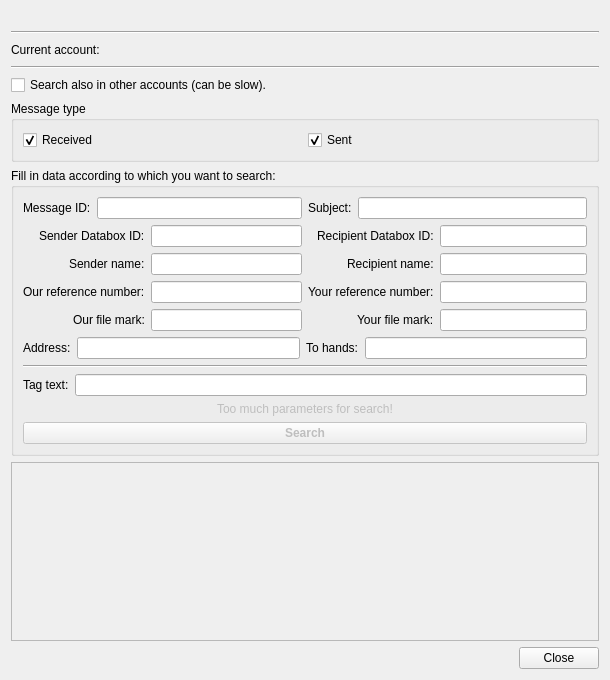
Old version of the form src/gui/ui/dlg_msg_search.ui in the repository psakar/datovka.
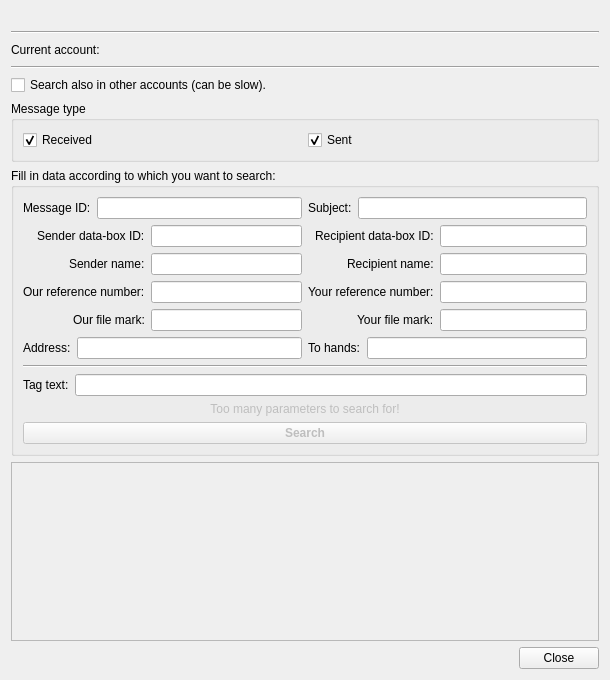
New version of the form. Icons and pictures are not drawn. Custom widgets are drawn as their Qt base class.

Commit message:
Renamed elements of DlgMsgSearch.
Fixed problem when address line was counted twice.

Patch:
```diff
--- a/src/gui/ui/dlg_msg_search.ui
+++ b/src/gui/ui/dlg_msg_search.ui
@@ -171,7 +171,7 @@
           <item row="0" column="0">
            <widget class="QLabel" name="senderDbIdLabel">
             <property name="text">
-             <string>Sender Databox ID:</string>
+             <string>Sender data-box ID:</string>
             </property>
            </widget>
           </item>
@@ -242,7 +242,7 @@
           <item row="0" column="0">
            <widget class="QLabel" name="recipientDbIdLabel">
             <property name="text">
-             <string>Recipient Databox ID:</string>
+             <string>Recipient data-box ID:</string>
             </property>
            </widget>
           </item>
@@ -276,24 +276,32 @@
       <item>
        <layout class="QHBoxLayout" name="h3">
         <item>
-         <widget class="QLabel" name="label_12">
+         <layout class="QFormLayout" name="formLayout_4">
+          <item row="0" column="0">
+           <widget class="QLabel" name="addressLabel">
           <property name="text">
            <string>Address:</string>
           </property>
          </widget>
         </item>
-        <item>
-         <widget class="QLineEdit" name="addressLineEdit"/>
-        </item>
+          <item row="0" column="1">
+           <widget class="QLineEdit" name="addressLine"/>
+          </item>
+         </layout>
+        </item>
         <item>
-         <widget class="QLabel" name="label_11">
+         <layout class="QFormLayout" name="formLayout_7">
+          <item row="0" column="0">
+           <widget class="QLabel" name="toHandsLabel">
           <property name="text">
            <string>To hands:</string>
           </property>
          </widget>
         </item>
-        <item>
-         <widget class="QLineEdit" name="toHandsLineEdit"/>
+          <item row="0" column="1">
+           <widget class="QLineEdit" name="toHandsLine"/>
+          </item>
+         </layout>
         </item>
        </layout>
       </item>
@@ -324,7 +332,7 @@
          <bool>false</bool>
         </property>
         <property name="text">
-         <string>Too much parameters for search!</string>
+         <string>Too many parameters to search for!</string>
         </property>
         <property name="alignment">
          <set>Qt::AlignCenter</set>
```
Left out of the diff: 52 changed lines with no effect on the pictures. Lines whose indentation alone changed are shown as unchanged. The commit also changes 2 other files.
